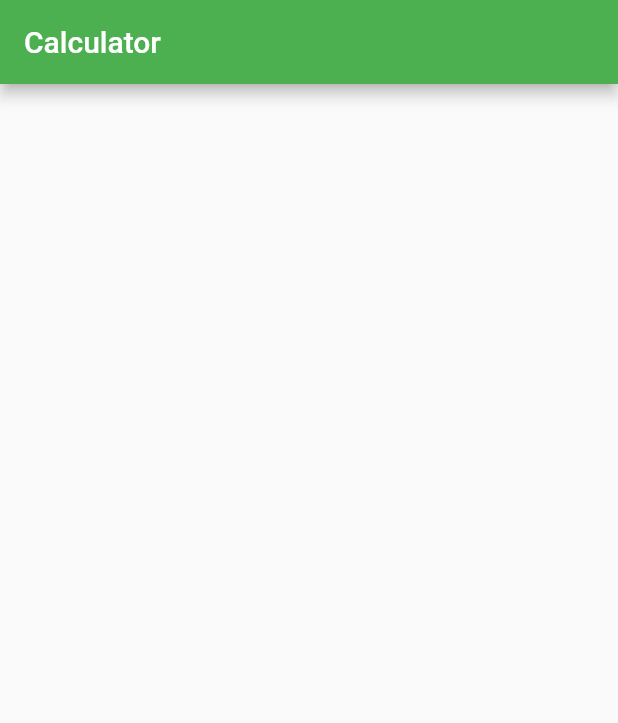
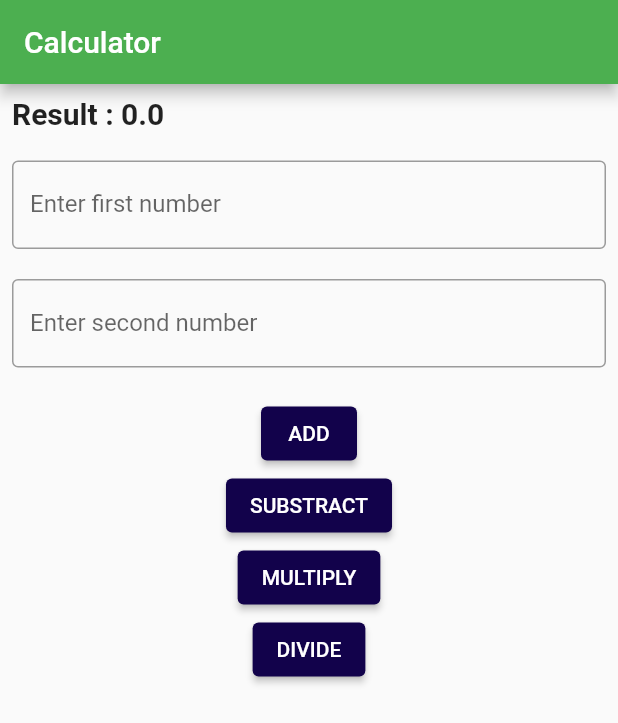
Before and after one commit to Lavina-23/flutter-lavina-fundamental, a Flutter app: the screen it shows after launch, on a phone screen of 412 x 824 dp. Shown: the top 723 px of the screen. Run offline on Flutter 3.47's test engine with Material 2 defaults, Android fonts, the phone set to English and light mode, and no system bars.

Commit message:
mini projects 2

```diff
--- a/calculator/lib/main.dart
+++ b/calculator/lib/main.dart
@@ -15,21 +15,52 @@ class AppCalculator extends StatelessWidget {
       theme: ThemeData(
         primarySwatch: Colors.green,
       ),
-      home: const MyHomePage(title: 'Calculator'),
+      home: const Claculator(title: 'Calculator'),
     );
   }
 }
 
-class MyHomePage extends StatefulWidget {
-  const MyHomePage({super.key, required this.title});
-
+class Claculator extends StatefulWidget {
+  const Claculator({super.key, required this.title});
   final String title;
 
   @override
-  State<MyHomePage> createState() => _MyHomePageState();
+  State<Claculator> createState() => _ClaculatorState();
 }
 
-class _MyHomePageState extends State<MyHomePage> {
+class _ClaculatorState extends State<Claculator> {
+  TextEditingController conBil1 = TextEditingController();
+  TextEditingController conBil2 = TextEditingController();
+  double hasil=0, bil1=0, bil2=0;
+
+  add() {
+    setState(() {
+      double bil1 = double.parse(conBil1.text);
+      double bil2 = double.parse(conBil2. text);
+      hasil = bil1 + bil2;
+    });
+  }
+  sub() {
+    setState(() {
+      double bil1 = double.parse(conBil1.text);
+      double bil2 = double.parse(conBil2. text);
+      hasil = bil1 - bil2;
+    });
+  }
+  mul() {
+    setState(() {
+      double bil1 = double.parse(conBil1.text);
+      double bil2 = double.parse(conBil2. text);
+      hasil = bil1 * bil2;
+    });
+  }
+  div() {
+    setState(() {
+      double bil1 = double.parse(conBil1.text);
+      double bil2 = double.parse(conBil2. text);
+      hasil = bil1 / bil2;
+    });
+  }
 
   @override
   Widget build(BuildContext context) {
@@ -37,6 +68,54 @@ class _MyHomePageState extends State<MyHomePage> {
       appBar: AppBar(
         title: Text(widget.title),
       ),
+      body:
+        Padding(
+          padding: const EdgeInsets.all(8.0),
+          child: Wrap(
+            runSpacing: 20,
+            children: [
+              Text(
+                "Result : $hasil",
+                style: TextStyle(fontSize: 20, fontWeight: FontWeight.bold
+                ),
+              ),
+              TextField(
+                controller: conBil1,
+                decoration: InputDecoration(
+                  label: Text("Enter first number"),
+                  border: OutlineInputBorder(),
+                ),
+                keyboardType: TextInputType.number,
+              ),
+              TextField(
+                controller: conBil2,
+                decoration: InputDecoration(
+                  label: Text("Enter second number"),
+                  border: OutlineInputBorder(),
+                ),
+                keyboardType: TextInputType.number,
+              ),
+              Center(
+                child: Column(
+                  children: [
+                    ElevatedButton(onPressed: () {
+                      add();
+                    }, child: Text("ADD"), style: TextButton.styleFrom(backgroundColor: Color.fromARGB(255, 18, 2, 75))),
+                    ElevatedButton(onPressed: () {
+                      sub();
+                    }, child: Text("SUBSTRACT"), style: TextButton.styleFrom(backgroundColor: Color.fromARGB(255, 18, 2, 75))),
+                    ElevatedButton(onPressed: () {
+                      mul();
+                    }, child: Text("MULTIPLY"), style: TextButton.styleFrom(backgroundColor: Color.fromARGB(255, 18, 2, 75))),
+                    ElevatedButton(onPressed: () {
+                      div();
+                    }, child: Text("DIVIDE"), style: TextButton.styleFrom(backgroundColor: Color.fromARGB(255, 18, 2, 75))),
+                  ],
+                ),
+              ),
+            ],
+          ),
+        ),
     );
   }
 }
```
